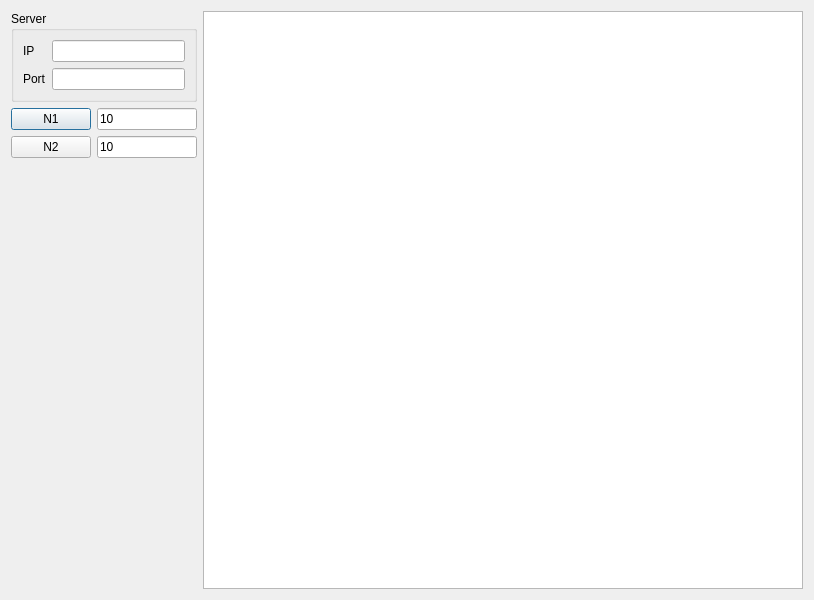
End1-1/Cafe5, file Service5Tester/testerdialog.ui: the form before one commit.
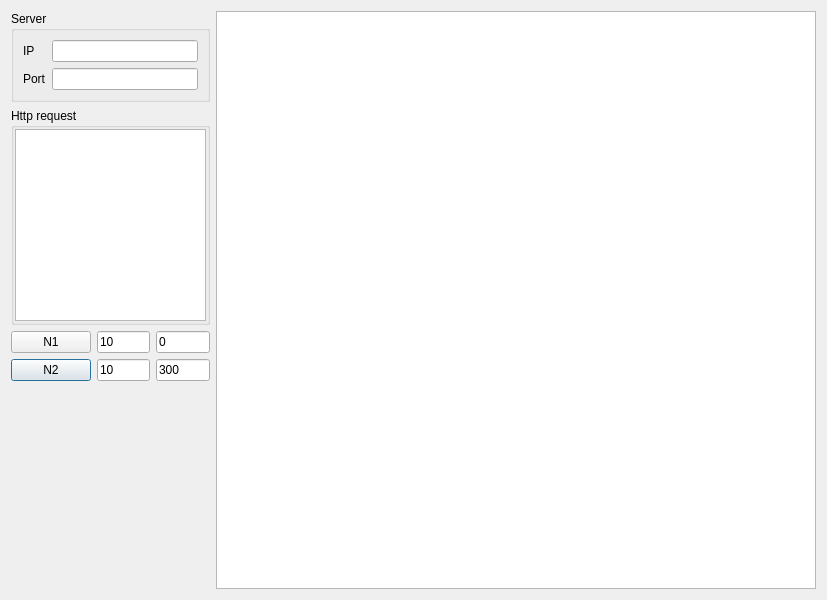
The form after the commit.

Patch:
```diff
--- a/Service5Tester/testerdialog.ui
+++ b/Service5Tester/testerdialog.ui
@@ -6,7 +6,7 @@
    <rect>
     <x>0</x>
     <y>0</y>
-    <width>814</width>
+    <width>827</width>
     <height>600</height>
    </rect>
   </property>
@@ -14,27 +14,7 @@
    <string>Tester 5</string>
   </property>
   <layout class="QGridLayout" name="gridLayout_2">
-   <item row="1" column="1">
-    <widget class="QLineEdit" name="leN1">
-     <property name="text">
-      <string>10</string>
-     </property>
-    </widget>
-   </item>
-   <item row="3" column="1">
-    <spacer name="verticalSpacer">
-     <property name="orientation">
-      <enum>Qt::Vertical</enum>
-     </property>
-     <property name="sizeHint" stdset="0">
-      <size>
-       <width>20</width>
-       <height>40</height>
-      </size>
-     </property>
-    </spacer>
-   </item>
-   <item row="0" column="2" rowspan="4">
+   <item row="0" column="3" rowspan="5">
     <widget class="QPlainTextEdit" name="peLog">
      <property name="minimumSize">
       <size>
@@ -44,14 +24,31 @@
      </property>
     </widget>
    </item>
-   <item row="1" column="0">
+   <item row="3" column="0">
+    <widget class="QPushButton" name="btnTestN2">
+     <property name="text">
+      <string>N2</string>
+     </property>
+    </widget>
+   </item>
+   <item row="2" column="0">
     <widget class="QPushButton" name="btnTestN1">
      <property name="text">
       <string>N1</string>
      </property>
     </widget>
    </item>
-   <item row="0" column="0" colspan="2">
+   <item row="3" column="1">
+    <widget class="QLineEdit" name="leN2">
+     <property name="toolTip">
+      <string>Thread count</string>
+     </property>
+     <property name="text">
+      <string>10</string>
+     </property>
+    </widget>
+   </item>
+   <item row="0" column="0" colspan="3">
     <widget class="QGroupBox" name="groupBox">
      <property name="title">
       <string>Server</string>
@@ -80,20 +77,79 @@
      </layout>
     </widget>
    </item>
-   <item row="2" column="0">
-    <widget class="QPushButton" name="btnTestN2">
+   <item row="4" column="1">
+    <spacer name="verticalSpacer">
+     <property name="orientation">
+      <enum>Qt::Vertical</enum>
+     </property>
+     <property name="sizeHint" stdset="0">
+      <size>
+       <width>20</width>
+       <height>40</height>
+      </size>
+     </property>
+    </spacer>
+   </item>
+   <item row="3" column="2">
+    <widget class="QLineEdit" name="leN2Timeout">
+     <property name="toolTip">
+      <string>Timeout</string>
+     </property>
      <property name="text">
-      <string>N2</string>
+      <string>300</string>
      </property>
     </widget>
    </item>
+   <item row="1" column="0" colspan="3">
+    <widget class="QGroupBox" name="groupBox_2">
+     <property name="minimumSize">
+      <size>
+       <width>0</width>
+       <height>200</height>
+      </size>
+     </property>
+     <property name="title">
+      <string>Http request</string>
+     </property>
+     <layout class="QVBoxLayout" name="verticalLayout">
+      <property name="leftMargin">
+       <number>1</number>
+      </property>
+      <property name="topMargin">
+       <number>1</number>
+      </property>
+      <property name="rightMargin">
+       <number>1</number>
+      </property>
+      <property name="bottomMargin">
+       <number>1</number>
+      </property>
+      <item>
+       <widget class="QPlainTextEdit" name="peHttpRequest"/>
+      </item>
+     </layout>
+    </widget>
+   </item>
    <item row="2" column="1">
-    <widget class="QLineEdit" name="leN2">
+    <widget class="QLineEdit" name="leN1">
+     <property name="toolTip">
+      <string>Thread count</string>
+     </property>
      <property name="text">
       <string>10</string>
      </property>
     </widget>
    </item>
+   <item row="2" column="2">
+    <widget class="QLineEdit" name="leN1timeout">
+     <property name="toolTip">
+      <string>Timeout value</string>
+     </property>
+     <property name="text">
+      <string>0</string>
+     </property>
+    </widget>
+   </item>
   </layout>
  </widget>
  <resources/>
```
